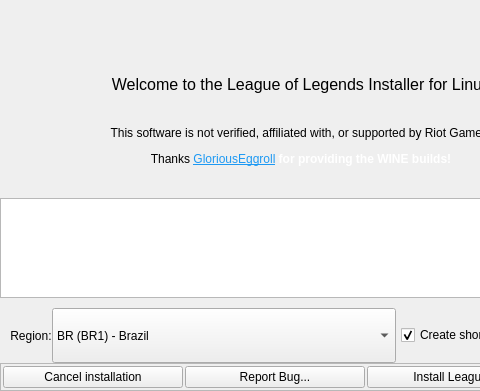
This is python_src/ui/installer.ui in polkaulfield/lol-for-linux-installer as Qt 5 draws it before an edit; both pictures show x 0 to 480 and y 128 to 519 of the 602 by 519 pixel window. The edited form follows.
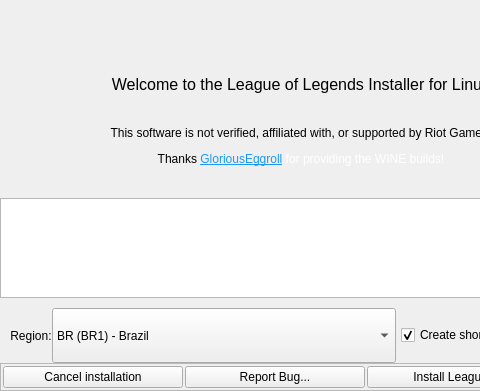
This is the edited form. Icons and pictures are not drawn.

Commit message: [UI] Fix fonts being bold

What changed in the file:
```diff
--- a/python_src/ui/installer.ui
+++ b/python_src/ui/installer.ui
@@ -242,7 +242,7 @@
             <enum>QFrame::Plain</enum>
            </property>
            <property name="text">
-            <string>&lt;html&gt;&lt;head/&gt;&lt;body&gt;&lt;p align=&quot;center&quot;&gt;This software is not verified, affiliated with, or supported by Riot Games.&lt;/p&gt;&lt;p align=&quot;center&quot;&gt;Thanks &lt;a href=&quot;https://github.com/gloriouseggroll&quot;&gt;&lt;span style=&quot; text-decoration: underline; color:#1d99f3;&quot;&gt;GloriousEggroll&lt;/span&gt;&lt;/a&gt;&lt;span style=&quot; font-family:'inherit'; font-weight:504; color:#ffffff;&quot;&gt; for providing the WINE builds!&lt;/span&gt;&lt;/p&gt;&lt;/body&gt;&lt;/html&gt;</string>
+            <string>&lt;html&gt;&lt;head/&gt;&lt;body&gt;&lt;p align=&quot;center&quot;&gt;This software is not verified, affiliated with, or supported by Riot Games.&lt;/p&gt;&lt;p align=&quot;center&quot;&gt;Thanks &lt;a href=&quot;https://github.com/gloriouseggroll&quot;&gt;&lt;span style=&quot; text-decoration: underline; color:#1d99f3;&quot;&gt;GloriousEggroll&lt;/span&gt;&lt;/a&gt;&lt;span style=&quot; font-family:'inherit'; color:#ffffff;&quot;&gt; for providing the WINE builds!&lt;/span&gt;&lt;/p&gt;&lt;/body&gt;&lt;/html&gt;</string>
            </property>
            <property name="textFormat">
             <enum>Qt::AutoText</enum>
```
